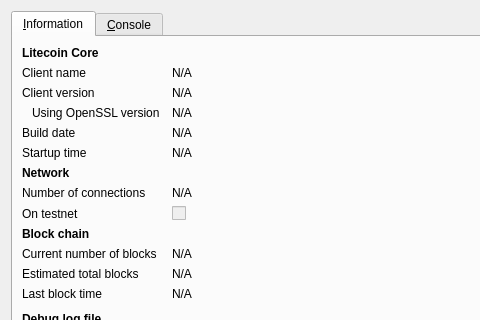
The window that src/qt/forms/rpcconsole.ui (egulden-coin/egulden) describes before a commit, drawn with Qt 5; both pictures show x 0 to 480 and y 0 to 320 of the 740 by 450 pixel window.
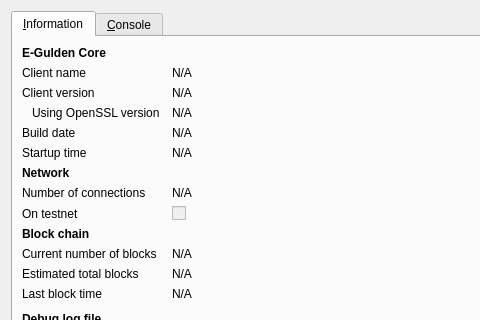
The same window after the commit. Icons and pictures are not drawn.

Commit message: Replaced all instances of litecoin with e-gulden

Diff of the .ui file:
```diff
--- a/src/qt/forms/rpcconsole.ui
+++ b/src/qt/forms/rpcconsole.ui
@@ -36,7 +36,7 @@
           </font>
          </property>
          <property name="text">
-          <string>Litecoin Core</string>
+          <string>E-Gulden Core</string>
          </property>
         </widget>
        </item>
```
Left out of the diff: 6 changed lines with no effect on the pictures. The commit also changes 95 other files.
